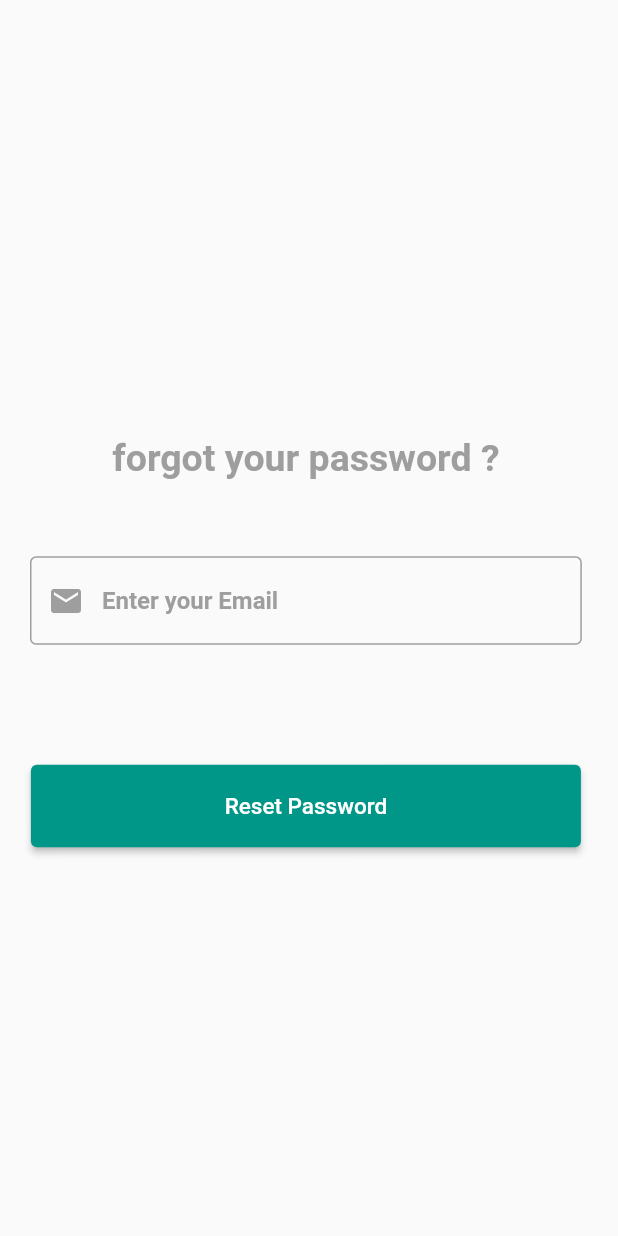
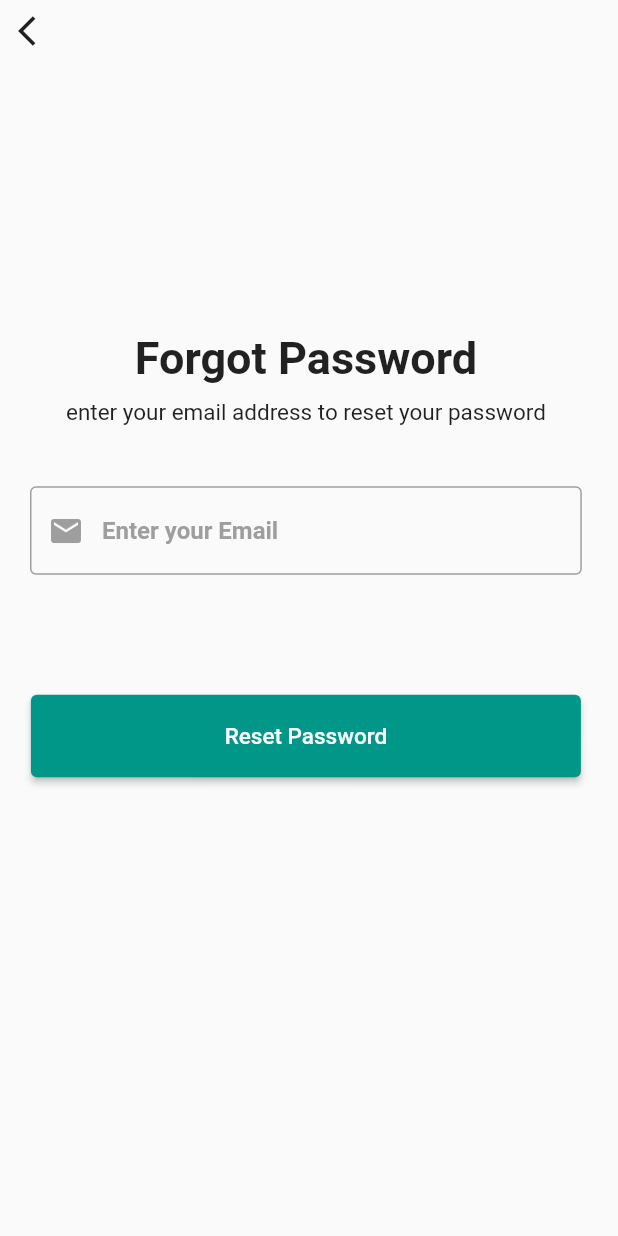
Before and after one commit to WassimAlkhalil/Flutter-ChatGPT, a Flutter app: the screen it shows after launch, after a tap on "click here", on a phone screen of 412 x 824 dp. Run offline on Flutter 3.47's test engine with Material 2 defaults, Android fonts, the light colour scheme and no system bars; drawn by our look-alikes of animated_text_kit, social_login_buttons; our stand-ins replace firebase_auth, firebase_core, flutter_slidable, flutter_spinkit, get, get_storage and 2 more; missing offline and left inert: regexed_validator; accounts and stored records are empty.

Commit message:
Not done yet still need to work on the project

```diff
--- /dev/null
+++ b/ChatGPT/lib/API/key.dart
@@ -0,0 +1,3 @@
+// MY PRIVATE KEY FOR THE OPENAI API
+
+const String key = "Your API Key";
--- a/ChatGPT/lib/Authentication/ResetPassword/reset_password.dart
+++ b/ChatGPT/lib/Authentication/ResetPassword/reset_password.dart
@@ -3,11 +3,11 @@ import 'package:flutter/material.dart';
 import 'package:social_login_buttons/social_login_buttons.dart';
 
 import '../../Components/my_alert_dialog.dart';
-import '../../Components/my_animated_text_kit.dart';
 import '../../Components/my_text_form_field_email.dart';
 
 class ResetPassword extends StatefulWidget {
-  const ResetPassword({super.key});
+  const ResetPassword({super.key, required this.showSignIn});
+  final VoidCallback showSignIn;
 
   @override
   State<ResetPassword> createState() => _ResetPasswordState();
@@ -15,49 +15,39 @@ class ResetPassword extends StatefulWidget {
 
 class _ResetPasswordState extends State<ResetPassword> {
   final emailController = TextEditingController();
-  @override
-  Widget build(BuildContext context) {
-    final emailController = TextEditingController();
   bool isLoading = false;
 
-    Future resetPassword(context) async {
-      setState(
-        () {
-          isLoading = true;
-        },
-      );
-      try {
-        await FirebaseAuth.instance.sendPasswordResetEmail(
-          email: emailController.text.trim(),
-        );
+  Future<void> resetPassword(context) async {
+    final email = emailController.text.trim();
+    if (email.isEmpty) {
       showDialog(
         context: context,
         builder: (context) {
           return const MyAlertDialog(
-              title: 'Email sent',
-              content: 'Email sent, please check your email',
+            title: 'Invalid email',
+            content: 'Please enter a valid email',
           );
         },
       );
+      return;
+    }
+
+    setState(() {
+      isLoading = true;
+    });
+
+    try {
+      await FirebaseAuth.instance.sendPasswordResetEmail(
+        email: email,
+      );
     } on FirebaseAuthException catch (e) {
-        if (e.code == 'user-not-found') {
+      if (e.code == 'invalid-email') {
         showDialog(
           context: context,
           builder: (context) {
             return const MyAlertDialog(
               title: 'User not found',
-                content: 'User not found, please try another email',
-              );
-            },
-          );
-        }
-        if (e.code == 'weak-password') {
-          showDialog(
-            context: context,
-            builder: (context) {
-              return const MyAlertDialog(
-                title: 'Weak password',
-                content: 'Password should be at least 8 characters',
+              content: 'Please enter a valid email',
             );
           },
         );
@@ -69,12 +59,12 @@ class _ResetPasswordState extends State<ResetPassword> {
     }
   }
 
-    return LayoutBuilder(
-      builder: (context, constraints) {
-        // H: 932.0 x W: 430.0
-        final heightScreen = constraints.maxHeight;
-        final widthScreen = constraints.maxWidth;
-        return isLoading == true
+  @override
+  Widget build(BuildContext context) {
+    final heightScreen = MediaQuery.of(context).size.height;
+    final widthScreen = MediaQuery.of(context).size.width;
+
+    return isLoading
         ? const Center(
             child: CircularProgressIndicator(
               color: Colors.blue,
@@ -89,14 +79,39 @@ class _ResetPasswordState extends State<ResetPassword> {
               width: widthScreen * 0.99,
               child: SafeArea(
                 child: Column(
-                      mainAxisAlignment: MainAxisAlignment.center,
+                  mainAxisAlignment: MainAxisAlignment.start,
                   children: [
-                        const SizedBox(height: 50.0),
-                        const SizedBox(
-                          height: 40.0,
-                          child: MyAnimatedTextKit(
-                            firstText: 'forgot your password ?',
-                            secondText: 'no problem, we got you !',
+                    SizedBox(
+                      height: heightScreen * 0.05,
+                      width: widthScreen * 0.99,
+                      child: Row(
+                        mainAxisAlignment: MainAxisAlignment.start,
+                        children: [
+                          IconButton(
+                            onPressed: () {
+                              widget.showSignIn();
+                            },
+                            icon: const Icon(
+                              Icons.arrow_back_ios,
+                            ),
+                          ),
+                        ],
+                      ),
+                    ),
+                    const SizedBox(height: 180.0),
+                    const Text(
+                      'Forgot Password',
+                      style: TextStyle(
+                        fontSize: 30.0,
+                        fontWeight: FontWeight.bold,
+                      ),
+                    ),
+                    const SizedBox(height: 10.0),
+                    const Text(
+                      'enter your email address to reset your password',
+                      style: TextStyle(
+                        fontSize: 15.0,
+                        fontWeight: FontWeight.w400,
                       ),
                     ),
                     const SizedBox(height: 40.0),
@@ -122,7 +137,5 @@ class _ResetPasswordState extends State<ResetPassword> {
               ),
             ),
           );
-      },
-    );
   }
 }
--- a/ChatGPT/lib/Authentication/SignIn/signin.dart
+++ b/ChatGPT/lib/Authentication/SignIn/signin.dart
@@ -1,19 +1,20 @@
+import 'package:flutter/cupertino.dart';
 import 'package:flutter/material.dart';
 import 'package:firebase_auth/firebase_auth.dart';
-
 import 'package:social_login_buttons/social_login_buttons.dart';
 
 import '../../Components/my_alert_dialog.dart';
-import '../../Components/my_animated_text_kit.dart';
 import '../../Components/my_text_form_field_email.dart';
 import '../../Components/my_text_form_field_password.dart';
 import '../../Home/home.dart';
 import '../../Services/google_service.dart';
-import '../ResetPassword/reset_password.dart';
 
 class SignIn extends StatefulWidget {
-  const SignIn({Key? key, required this.showSignUp}) : super(key: key);
+  const SignIn(
+      {Key? key, required this.showSignUp, required this.showResetPassword})
+      : super(key: key);
   final VoidCallback showSignUp;
+  final VoidCallback showResetPassword;
 
   @override
   State<SignIn> createState() => _SignInState();
@@ -36,9 +37,10 @@ class _SignInState extends State<SignIn> {
         password: passwordController.text.trim(),
       );
       Navigator.of(context).pushReplacement(
-        MaterialPageRoute(
-          builder: (context) => const HomePage(),
-        ),
+        CupertinoDialogRoute(
+            builder: (context) => const HomePage(),
+            context: context,
+          ),
       );
     } on FirebaseAuthException catch (e) {
       if (e.code == 'user-not-found') {
@@ -101,11 +103,19 @@ class _SignInState extends State<SignIn> {
                     child: Column(
                       mainAxisAlignment: MainAxisAlignment.center,
                       children: [
-                        const SizedBox(
-                          height: 40.0,
-                          child: MyAnimatedTextKit(
-                            firstText: 'welcome back !',
-                            secondText: 'sign in to continue ...',
+                        const Text(
+                          'Sign in',
+                          style: TextStyle(
+                            fontSize: 30.0,
+                            fontWeight: FontWeight.bold,
+                          ),
+                        ),
+                        const SizedBox(height: 10.0),
+                        const Text(
+                          'welcome back, sign in to continue',
+                          style: TextStyle(
+                            fontSize: 15.0,
+                            fontWeight: FontWeight.bold,
                           ),
                         ),
                         const SizedBox(height: 40.0),
@@ -125,17 +135,6 @@ class _SignInState extends State<SignIn> {
                             showProgress: false,
                           ),
                         ),
-                        /*
-                        Row(
-                          mainAxisAlignment: MainAxisAlignment.end,
-                          children: const [
-                            Padding(
-                              padding: EdgeInsets.symmetric(horizontal: 20.0),
-                              child: MyAnimatedToggleSwitch(),
-                            ),
-                          ],
-                        ),
-                        */
                         Row(
                           mainAxisAlignment: MainAxisAlignment.center,
                           children: [
@@ -150,11 +149,7 @@ class _SignInState extends State<SignIn> {
                             // "click here" in blue color with bold font
                             TextButton(
                               onPressed: () {
-                                Navigator.of(context).pushReplacement(
-                                  MaterialPageRoute(
-                                    builder: (context) => const ResetPassword(),
-                                  ),
-                                );
+                                widget.showResetPassword();
                               },
                               child: const Text(
                                 'click here',
--- a/ChatGPT/lib/Components/my_animated_text_kit.dart
+++ /dev/null
@@ -1,36 +0,0 @@
-import 'package:flutter/material.dart';
-import 'package:animated_text_kit/animated_text_kit.dart';
-
-class MyAnimatedTextKit extends StatelessWidget {
-  const MyAnimatedTextKit(
-      {super.key, required this.firstText, required this.secondText});
-  final String firstText;
-  final String secondText;
-
-  @override
-  Widget build(BuildContext context) {
-    return AnimatedTextKit(
-      isRepeatingAnimation: false,
-      animatedTexts: [
-        TypewriterAnimatedText(
-          firstText,
-          textStyle: const TextStyle(
-            fontWeight: FontWeight.bold,
-            fontSize: 25.0,
-            color: Colors.grey,
-          ),
-          speed: const Duration(milliseconds: 100),
-        ),
-        TypewriterAnimatedText(
-          secondText,
-          textStyle: const TextStyle(
-            fontWeight: FontWeight.bold,
-            fontSize: 20.0,
-            color: Colors.grey,
-          ),
-          speed: const Duration(milliseconds: 100),
-        ),
-      ],
-    );
-  }
-}
--- a/ChatGPT/lib/MainPage/auth_page.dart
+++ /dev/null
@@ -1,31 +0,0 @@
-import 'package:flutter/material.dart';
-
-import '../Authentication/SignIn/signin.dart';
-import '../Authentication/SignUp/signup.dart';
-
-class AuthenticationPage extends StatefulWidget {
-  const AuthenticationPage({super.key});
-
-  @override
-  State<AuthenticationPage> createState() => _AuthenticationPageState();
-}
-
-class _AuthenticationPageState extends State<AuthenticationPage> {
-  bool showSignIn = true;
-  void toogleScreen() {
-    setState(
-      () {
-        showSignIn = !showSignIn;
-      },
-    );
-  }
-
-  @override
-  Widget build(BuildContext context) {
-    if (showSignIn) {
-      return SignIn(showSignUp: toogleScreen);
-    } else {
-      return SignUp(showSignIn: toogleScreen);
-    }
-  }
-}
--- a/ChatGPT/lib/MainPage/main_page.dart
+++ b/ChatGPT/lib/MainPage/main_page.dart
@@ -1,7 +1,7 @@
 import 'package:firebase_auth/firebase_auth.dart';
 import 'package:flutter/material.dart';
 import 'package:chatgpt/MainPage/verify_email.dart';
-import 'package:chatgpt/Splash%20Screen/splash_screen.dart';
+import 'package:chatgpt/SplashScreen/splash_screen.dart';
 
 class MainPage extends StatelessWidget {
   const MainPage({Key? key}) : super(key: key);
--- /dev/null
+++ b/ChatGPT/lib/MainPage/toggle_signin_signup.dart
@@ -0,0 +1,48 @@
+import 'package:flutter/material.dart';
+import '../Authentication/SignIn/signin.dart';
+import '../Authentication/SignUp/signup.dart';
+import '../Authentication/ResetPassword/reset_password.dart';
+
+class ToggleSignInSignUp extends StatefulWidget {
+  const ToggleSignInSignUp({super.key});
+
+  @override
+  State<ToggleSignInSignUp> createState() => _ToggleSignInSignUpState();
+}
+
+class _ToggleSignInSignUpState extends State<ToggleSignInSignUp> {
+  bool showSignIn = true;
+  bool showResetPassword = false;
+
+  void toggleScreen(String screen) {
+    setState(() {
+      switch (screen) {
+        case 'SignIn':
+          showSignIn = true;
+          showResetPassword = false;
+          break;
+        case 'SignUp':
+          showSignIn = false;
+          showResetPassword = false;
+          break;
+        case 'ResetPassword':
+          showSignIn = false;
+          showResetPassword = true;
+          break;
+      }
+    });
+  }
+
+  @override
+  Widget build(BuildContext context) {
+    if (showSignIn) {
+      return SignIn(
+          showSignUp: () => toggleScreen('SignUp'),
+          showResetPassword: () => toggleScreen('ResetPassword'));
+    } else if (showResetPassword) {
+      return ResetPassword(showSignIn: () => toggleScreen('SignIn'));
+    } else {
+      return SignUp(showSignIn: () => toggleScreen('SignIn'));
+    }
+  }
+}
--- a/ChatGPT/lib/Splash Screen/splash_screen.dart
+++ b/ChatGPT/lib/SplashScreen/splash_screen.dart
@@ -1,8 +1,7 @@
 import 'dart:async';
-import 'package:flutter/material.dart';
+import 'package:chatgpt/MainPage/toggle_signin_signup.dart';
+import 'package:flutter/cupertino.dart';
 import 'package:lottie/lottie.dart';
-
-import '../MainPage/auth_page.dart';
 
 class SplashScreen extends StatefulWidget {
   const SplashScreen({super.key});
@@ -25,8 +24,9 @@ class _SplashScreenState extends State<SplashScreen> {
       () {
         Navigator.pushReplacement(
           context,
-          MaterialPageRoute(
-            builder: (context) => const AuthenticationPage(),
+          CupertinoDialogRoute(
+            builder: (context) => const ToggleSignInSignUp(),
+            context: context,
           ),
         );
       },
--- a/ChatGPT/lib/main.dart
+++ b/ChatGPT/lib/main.dart
@@ -6,7 +6,7 @@ import 'package:get_storage/get_storage.dart';
 import 'package:chatgpt/Home/mode.dart';
 import 'package:chatgpt/MainPage/main_page.dart';
 
-import 'Splash Screen/splash_screen.dart';
+import 'SplashScreen/splash_screen.dart';
 
 void main() async {
   WidgetsFlutterBinding.ensureInitialized();
--- a/ChatGPT/pubspec.yaml
+++ b/ChatGPT/pubspec.yaml
@@ -39,7 +39,6 @@ dependencies:
   firebase_core: ^2.5.0
   flutter_native_splash: ^2.2.17
   lottie: ^2.2.0
-  animated_text_kit: ^4.2.2
   google_sign_in: ^5.4.4
   regexed_validator: ^2.0.0+1
   social_login_buttons: ^1.0.7
@@ -50,6 +49,7 @@ dependencies:
   provider: ^6.0.5
   flutter_spinkit: ^5.1.0
   http: ^0.13.5
+  animated_text_kit: ^4.2.2
 
 
 dev_dependencies:
```
Also changed, not shown: ChatGPT/lib/API/open_ai.dart (added, +45 -0 lines), ChatGPT/lib/Authentication/SignUp/signup.dart (+13 -6 lines), ChatGPT/lib/Components/my_chat_input_field.dart (+7 -0 lines), ChatGPT/lib/Components/my_conversation_card.dart (added, +65 -0 lines), ChatGPT/lib/Home/home.dart (+13 -45 lines), ChatGPT/lib/Model/message.dart (added, +11 -0 lines), 5 other files. Lines whose indentation alone changed are shown as unchanged.
